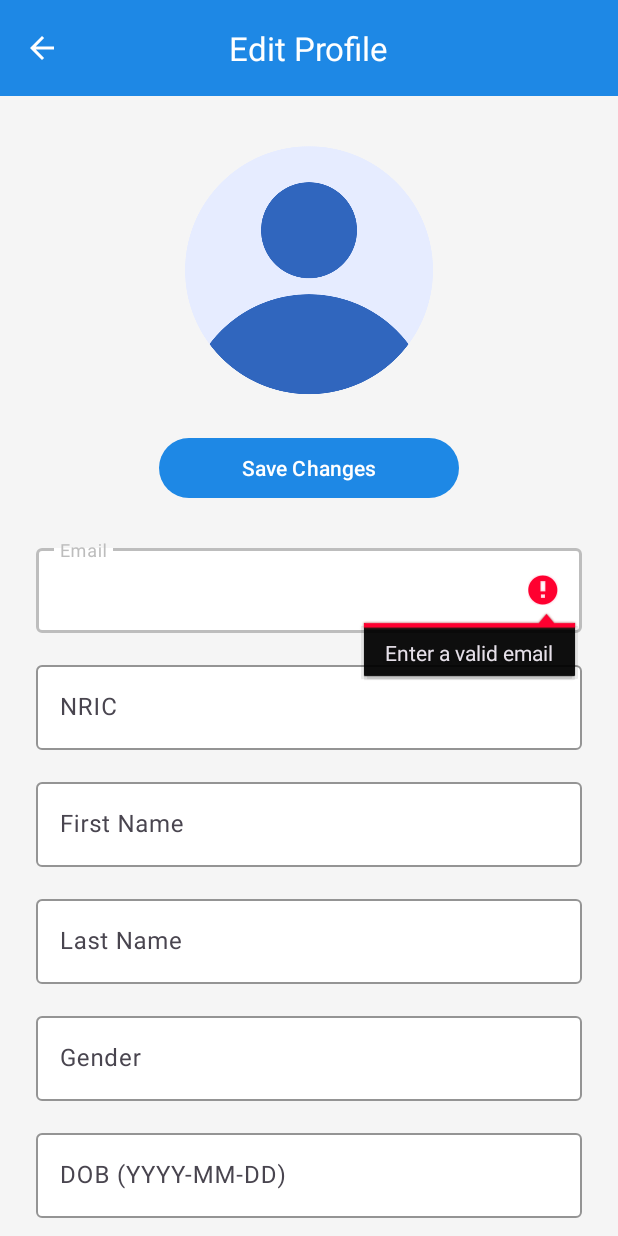
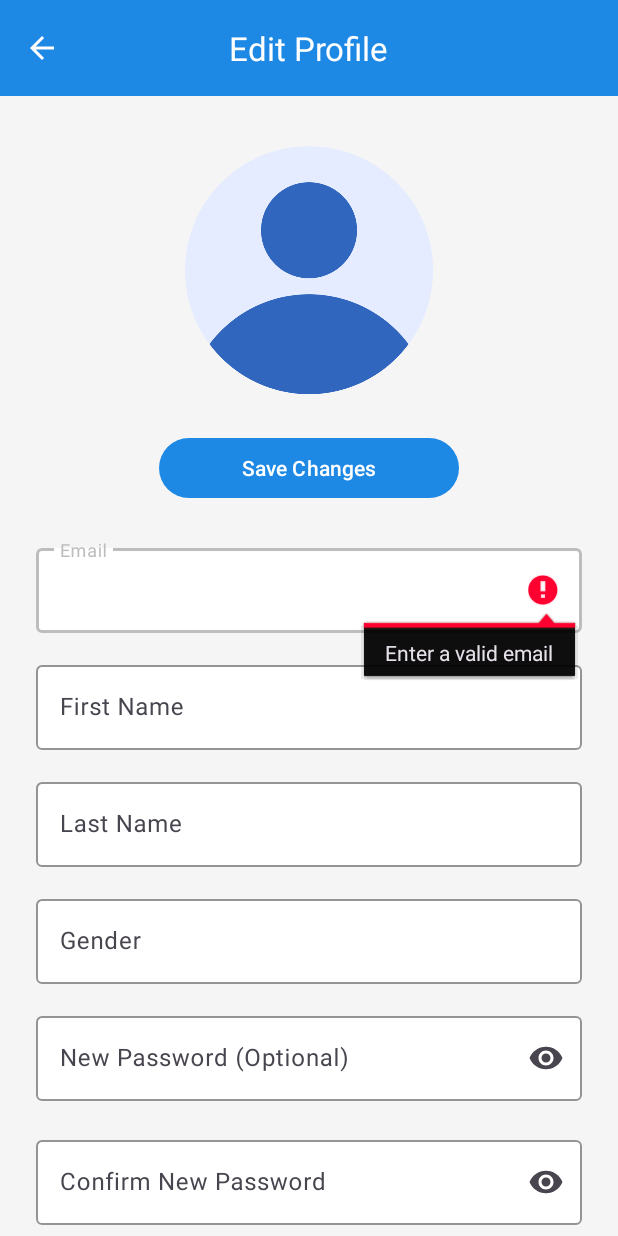
Before and after one commit to di-wee/MediMind, an Android app: the fragment EditProfileFragment shown on its own in the app's theme, after a tap on "Save Changes", on a phone screen of 412 x 824 dp. Run offline under Robolectric (Android 15) with nearby library versions, the phone set to English and light mode, and no system bars.

Commit message:
Edit of UI - Removed DOB and NRIC Fields in edit profile view

```diff
--- a/android/app/src/main/java/com/example/medimind/EditProfileFragment.kt
+++ b/android/app/src/main/java/com/example/medimind/EditProfileFragment.kt
@@ -19,6 +19,10 @@ import kotlinx.coroutines.launch
 
 class EditProfileFragment : Fragment() {
 
+    // Keep the user's non-editable identity fields so we can submit them unchanged
+    private var currentNric: String? = null
+    private var currentDob: String? = null  // YYYY-MM-DD from backend
+
     override fun onCreateView(
         inflater: LayoutInflater, container: ViewGroup?, savedInstanceState: Bundle?
     ): View? = inflater.inflate(R.layout.fragment_edit_profile, container, false)
@@ -33,27 +37,26 @@ class EditProfileFragment : Fragment() {
         val sharedPref = requireActivity().getSharedPreferences("MyPrefs", Context.MODE_PRIVATE)
         val patientId = sharedPref.getString("patientId", null)
 
-        // Fields
+        // Editable fields (NRIC & DOB removed from UI)
         val email = view.findViewById<EditText>(R.id.editEmail)
-        val nric = view.findViewById<EditText>(R.id.editNRIC)
         val firstName = view.findViewById<EditText>(R.id.editFirstName)
         val lastName = view.findViewById<EditText>(R.id.editLastName)
         val gender = view.findViewById<EditText>(R.id.editGender)
-        val dob = view.findViewById<EditText>(R.id.editDob)
         val password = view.findViewById<EditText>(R.id.editPassword)
         val confirmPassword = view.findViewById<EditText>(R.id.editConfirmPassword)
 
-        // Prefill
+        // Prefill editable fields + capture immutable fields
         if (patientId != null) {
             viewLifecycleOwner.lifecycleScope.launch {
                 try {
                     val profile = ApiClient.retrofitService.getPatient(patientId)
                     email.setText(profile.email ?: "")
-                    nric.setText(profile.nric ?: "")
                     firstName.setText(profile.firstName ?: "")
                     lastName.setText(profile.lastName ?: "")
                     gender.setText(profile.gender ?: "")
-                    dob.setText(profile.dob ?: "") // YYYY-MM-DD
+                    // store NRIC/DOB (not editable, but included in update payload)
+                    currentNric = profile.nric
+                    currentDob = profile.dob
                 } catch (e: Exception) {
                     Toast.makeText(requireContext(), "Failed to load profile: ${e.message}", Toast.LENGTH_LONG).show()
                 }
@@ -63,37 +66,27 @@ class EditProfileFragment : Fragment() {
         // Save with validation
         view.findViewById<Button>(R.id.saveProfileButton).setOnClickListener {
             // clear errors
-            listOf(email, nric, firstName, lastName, gender, dob, password, confirmPassword).forEach { it.error = null }
+            listOf(email, firstName, lastName, gender, password, confirmPassword).forEach { it.error = null }
 
             val emailStr = email.text.toString().trim()
-            val nricStr = nric.text.toString().trim().uppercase()
             val firstNameStr = firstName.text.toString().trim()
             val lastNameStr = lastName.text.toString().trim()
             val genderStr = gender.text.toString().trim()
-            val dobStr = dob.text.toString().trim()
             val pass1 = password.text.toString()
             val pass2 = confirmPassword.text.toString()
 
-            // Email
+            // Required: Email
             if (emailStr.isEmpty() || !Patterns.EMAIL_ADDRESS.matcher(emailStr).matches()) {
                 email.error = "Enter a valid email"; email.requestFocus(); return@setOnClickListener
             }
-            // NRIC
-            if (!Regex("^[STFG]\\d{7}[A-Z]$").matches(nricStr)) {
-                nric.error = "Enter a valid NRIC (e.g., S1234567A)"; nric.requestFocus(); return@setOnClickListener
-            }
-            // Names
+            // Required: Names
             if (firstNameStr.isEmpty()) { firstName.error = "First name required"; firstName.requestFocus(); return@setOnClickListener }
             if (lastNameStr.isEmpty()) { lastName.error = "Last name required"; lastName.requestFocus(); return@setOnClickListener }
-            // Gender (letters only if provided)
-            if (genderStr.isNotEmpty() && !genderStr.matches(Regex("^[A-Za-z ]+$"))) {
+            // Required: Gender (letters/spaces)
+            if (genderStr.isEmpty() || !genderStr.matches(Regex("^[A-Za-z ]+$"))) {
                 gender.error = "Enter a valid gender"; gender.requestFocus(); return@setOnClickListener
             }
-            // DOB
-            if (!Regex("^\\d{4}-\\d{2}-\\d{2}$").matches(dobStr)) {
-                dob.error = "Use YYYY-MM-DD"; dob.requestFocus(); return@setOnClickListener
-            }
-            // Password (optional in this version; validate only when provided)
+            // Optional password: only validate if provided
             if (pass1.isNotEmpty() && pass1.length < 6) {
                 password.error = "At least 6 characters"; password.requestFocus(); return@setOnClickListener
             }
@@ -105,15 +98,20 @@ class EditProfileFragment : Fragment() {
                 Toast.makeText(requireContext(), "No patientId found. Please log in again.", Toast.LENGTH_LONG).show()
                 return@setOnClickListener
             }
+            // Ensure we have immutable values before updating
+            if (currentNric.isNullOrEmpty() || currentDob.isNullOrEmpty()) {
+                Toast.makeText(requireContext(), "Unable to proceed. Please reopen this screen and try again.", Toast.LENGTH_LONG).show()
+                return@setOnClickListener
+            }
 
             val request = UpdatePatientRequest(
                 email = emailStr,
                 password = if (pass1.isNotEmpty()) pass1 else null,
-                nric = nricStr,
+                nric = currentNric!!,           // unchanged
                 firstName = firstNameStr,
                 lastName = lastNameStr,
                 gender = genderStr,
-                dob = dobStr
+                dob = currentDob!!              // unchanged
             )
 
             viewLifecycleOwner.lifecycleScope.launch {
--- a/android/app/src/main/res/layout/fragment_edit_profile.xml
+++ b/android/app/src/main/res/layout/fragment_edit_profile.xml
@@ -84,26 +84,6 @@
                     tools:text="user@example.com"/>
             </com.google.android.material.textfield.TextInputLayout>
 
-            <!-- NRIC -->
-            <com.google.android.material.textfield.TextInputLayout
-                style="@style/Widget.Material3.TextInputLayout.OutlinedBox"
-                android:layout_width="match_parent"
-                android:layout_height="wrap_content"
-                android:layout_marginTop="16dp"
-                app:boxBackgroundColor="#FFFFFF"
-                app:boxStrokeColor="#BDBDBD"
-                app:boxStrokeWidth="1dp"
-                app:hintTextColor="#BDBDBD"
-                android:hint="NRIC">
-
-                <com.google.android.material.textfield.TextInputEditText
-                    android:id="@+id/editNRIC"
-                    android:layout_width="match_parent"
-                    android:layout_height="wrap_content"
-                    android:inputType="textCapCharacters"
-                    tools:text="S1234567A"/>
-            </com.google.android.material.textfield.TextInputLayout>
-
             <!-- First Name -->
             <com.google.android.material.textfield.TextInputLayout
                 style="@style/Widget.Material3.TextInputLayout.OutlinedBox"
@@ -161,26 +141,6 @@
                     tools:text="Male"/>
             </com.google.android.material.textfield.TextInputLayout>
 
-            <!-- DOB -->
-            <com.google.android.material.textfield.TextInputLayout
-                style="@style/Widget.Material3.TextInputLayout.OutlinedBox"
-                android:layout_width="match_parent"
-                android:layout_height="wrap_content"
-                android:layout_marginTop="16dp"
-                app:boxBackgroundColor="#FFFFFF"
-                app:boxStrokeColor="#BDBDBD"
-                app:boxStrokeWidth="1dp"
-                app:hintTextColor="#BDBDBD"
-                android:hint="DOB (YYYY-MM-DD)">
-
-                <com.google.android.material.textfield.TextInputEditText
-                    android:id="@+id/editDob"
-                    android:layout_width="match_parent"
-                    android:layout_height="wrap_content"
-                    android:inputType="date"
-                    tools:text="1996-05-22"/>
-            </com.google.android.material.textfield.TextInputLayout>
-
             <!-- New Password (Optional) -->
             <com.google.android.material.textfield.TextInputLayout
                 style="@style/Widget.Material3.TextInputLayout.OutlinedBox"
```
